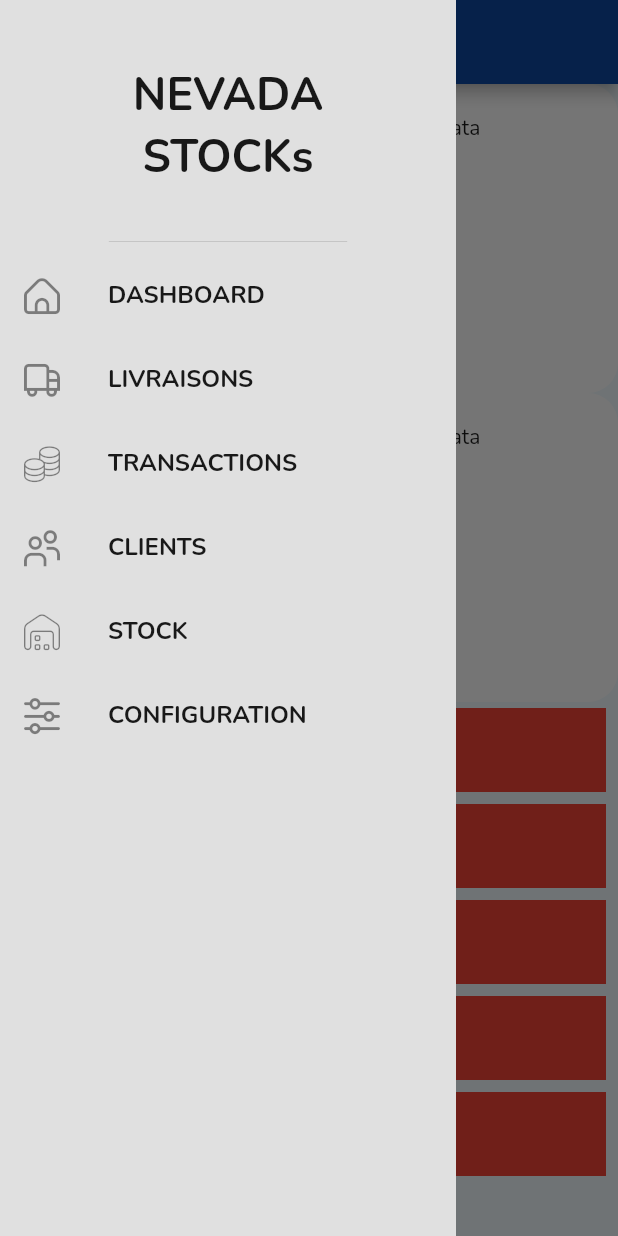
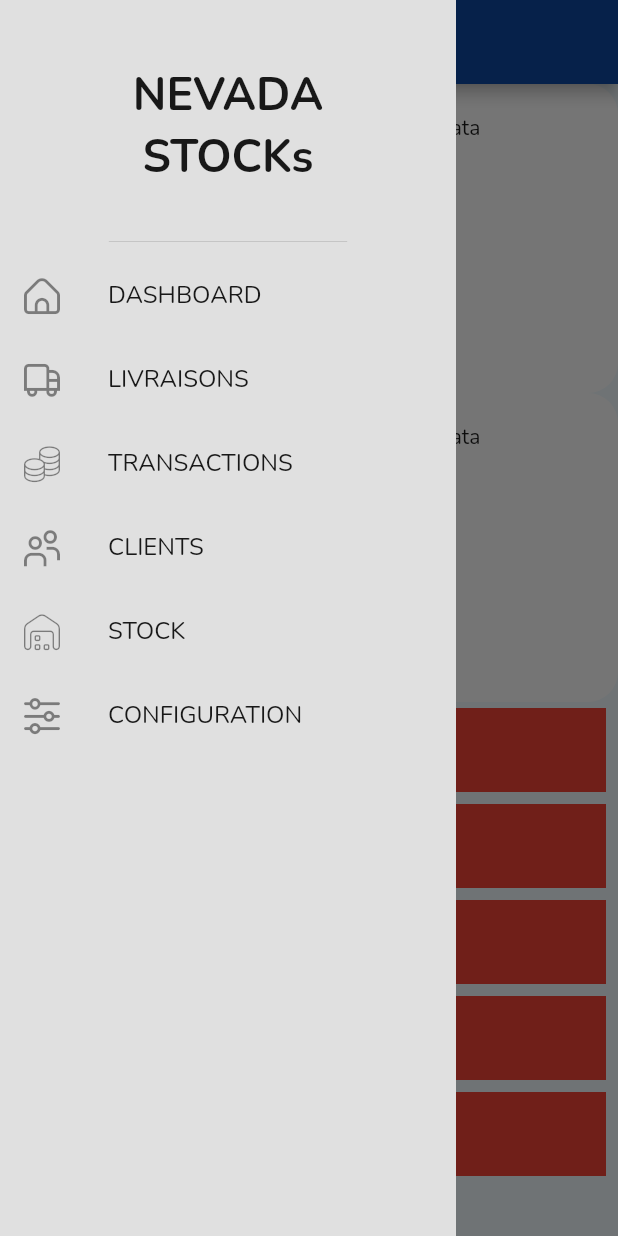
Before and after one commit to rmedard/nevada, a Flutter app: the screen it shows after launch, with the side drawer open, on a phone screen of 412 x 824 dp. Run offline on Flutter 3.47's test engine with Material 2 defaults, Android fonts, the phone set to English and light mode, and no system bars; our stand-ins replace basic_utils, flutter_form_builder, google_fonts, hive, hive_flutter, loggy; missing offline and left inert: window_manager; accounts and stored records are empty; statements that could not run were skipped.

```diff
--- a/lib/main.dart
+++ b/lib/main.dart
@@ -5,6 +5,7 @@ import 'package:basic_utils/basic_utils.dart';
 import 'package:flutter/material.dart';
 import 'package:google_fonts/google_fonts.dart';
 import 'package:hive_flutter/adapters.dart';
+import 'package:loggy/loggy.dart';
 import 'package:nevada/model/delivery.dart';
 import 'package:nevada/model/delivery_line.dart';
 import 'package:nevada/model/product.dart';
@@ -27,6 +28,12 @@ void main() async {
   if (Platform.isWindows || Platform.isMacOS) {
     WindowManager.instance.setMinimumSize(const Size(370, 800));
   }
+
+  /** Init Loggy **/
+  Loggy.initLoggy(
+    logPrinter: const PrettyPrinter(showColors: true),
+    logOptions: const LogOptions(LogLevel.all, stackTraceLevel: LogLevel.off)
+  );
 
   /** Init hive **/
   await Hive.initFlutter();
@@ -139,18 +146,22 @@ class NevadaApp extends StatelessWidget {
       title: 'Nevada',
       theme: ThemeData(
           textTheme: TextTheme(
-              displayLarge: GoogleFonts.nunito(fontWeight: FontWeight.bold, fontSize: 32, color: kColorDark),
-              displayMedium: GoogleFonts.nunito(fontWeight: FontWeight.bold, fontSize: 26, color: kColorDark),
-              displaySmall: GoogleFonts.nunito(fontWeight: FontWeight.bold, fontSize: 20, color: kColorDark),
-              headlineMedium: GoogleFonts.nunito(fontWeight: FontWeight.bold, fontSize: 14, color: kColorDark),
-              headlineSmall: GoogleFonts.nunito(fontWeight: FontWeight.bold, fontSize: 10, color: kColorDark.withOpacity(0.6)),
-              titleLarge: GoogleFonts.nunito(fontWeight: FontWeight.bold, fontSize: 6, color: kColorDark.withOpacity(0.6)),
-              bodyLarge: GoogleFonts.nunito(fontWeight: FontWeight.bold, fontSize: 16, color: kColorDark),
-              bodyMedium: GoogleFonts.nunito(fontWeight: FontWeight.normal, fontSize: 14, color: kColorDark),
-              titleMedium: GoogleFonts.nunito(fontWeight: FontWeight.normal, fontSize: 16, color: kColorDark),
-              titleSmall: GoogleFonts.nunito(fontWeight: FontWeight.w400, fontSize: 14, color: kColorDark),
-              labelLarge: GoogleFonts.nunito(fontWeight: FontWeight.bold, fontSize: 14, color: Colors.white),
-              bodySmall: GoogleFonts.nunito(fontWeight: FontWeight.normal, fontSize: 12, color: kColorDark)),
+            displayLarge: GoogleFonts.nunito(fontWeight: FontWeight.normal, fontSize: 57, color: kColorDark),
+            displayMedium: GoogleFonts.nunito(fontWeight: FontWeight.normal, fontSize: 45, color: kColorDark),
+            displaySmall: GoogleFonts.nunito(fontWeight: FontWeight.normal, fontSize: 36, color: kColorDark),
+            headlineLarge: GoogleFonts.nunito(fontWeight: FontWeight.normal, fontSize: 32, color: kColorDark),
+            headlineMedium: GoogleFonts.nunito(fontWeight: FontWeight.normal, fontSize: 28, color: kColorDark),
+            headlineSmall: GoogleFonts.nunito(fontWeight: FontWeight.normal, fontSize: 24, color: kColorDark),
+            titleLarge: GoogleFonts.nunito(fontWeight: FontWeight.normal, fontSize: 22, color: kColorDark),
+            titleMedium: GoogleFonts.nunito(fontWeight: FontWeight.normal, fontSize: 16, color: kColorDark),
+            titleSmall: GoogleFonts.nunito(fontWeight: FontWeight.normal, fontSize: 14, color: kColorDark),
+            labelLarge: GoogleFonts.nunito(fontWeight: FontWeight.normal, fontSize: 14, color: Colors.white),
+            labelMedium: GoogleFonts.nunito(fontWeight: FontWeight.normal, fontSize: 12, color: Colors.white),
+            labelSmall: GoogleFonts.nunito(fontWeight: FontWeight.normal, fontSize: 11, color: Colors.white),
+            bodyLarge: GoogleFonts.nunito(fontWeight: FontWeight.normal, fontSize: 16, color: kColorDark),
+            bodyMedium: GoogleFonts.nunito(fontWeight: FontWeight.normal, fontSize: 14, color: kColorDark),
+            bodySmall: GoogleFonts.nunito(fontWeight: FontWeight.normal, fontSize: 12, color: kColorDark),
+          ),
           colorScheme: ColorScheme.fromSwatch(primarySwatch: MaterialColor(
             kColorPrimary.value, <int, Color>{
               50: kColorPrimary.withOpacity(0.1),
--- a/lib/ui/constants.dart
+++ b/lib/ui/constants.dart
@@ -21,7 +21,7 @@ var defaultDrawer = Drawer(
     children: [
       DrawerHeader(child: Column(
         mainAxisAlignment: MainAxisAlignment.center,
-        children: [
+        children: const [
           Text('NEVADA', style: TextStyle(fontWeight: FontWeight.bold, fontSize: 30),),
           Text('STOCKs', style: TextStyle(fontWeight: FontWeight.bold, fontSize: 30),)
         ],
--- a/lib/ui/screens/home.dart
+++ b/lib/ui/screens/home.dart
@@ -37,6 +37,7 @@ class Home extends StatelessWidget {
                       ]),
                       const Separator(direction: SeparatorDirection.horizontal),
                       Expanded(
+                        flex: 1,
                         child: Row(
                           children: [
                             Column(
--- a/pubspec.yaml
+++ b/pubspec.yaml
@@ -47,6 +47,7 @@ dependencies:
   collection: ^1.16.0
   flutter_form_builder: ^7.7.0
   phone_number: ^1.0.0
+  loggy: ^2.0.3
 
 dev_dependencies:
   flutter_test:
```
Also changed, not shown: lib/model/dtos/snackbar_message.dart (added, +12 -0 lines), lib/services/base_service.dart (+14 -2 lines), lib/ui/components/customers_list.dart (+15 -5 lines), lib/ui/components/default_button.dart (+6 -4 lines), lib/ui/forms/customer_edit_form.dart (+7 -7 lines), lib/ui/screens/clients.dart (+5 -3 lines), lib/ui/screens/stock.dart (+10 -5 lines), lib/ui/utils/utils_display.dart (added, +102 -0 lines), pubspec.lock.
